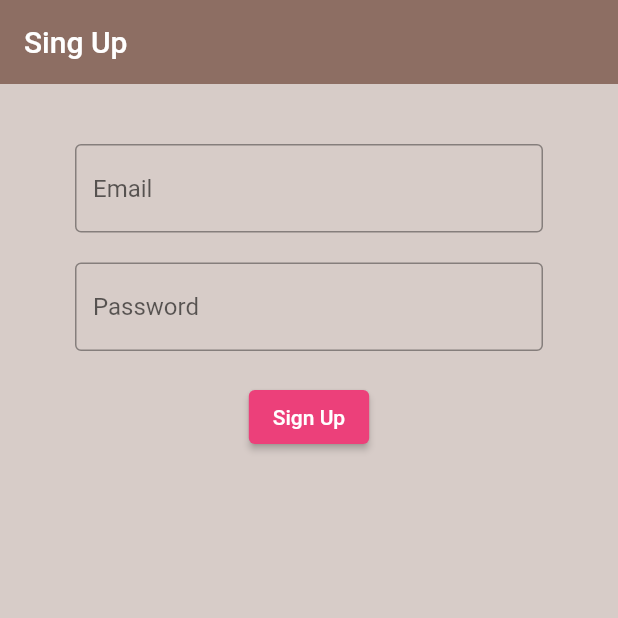
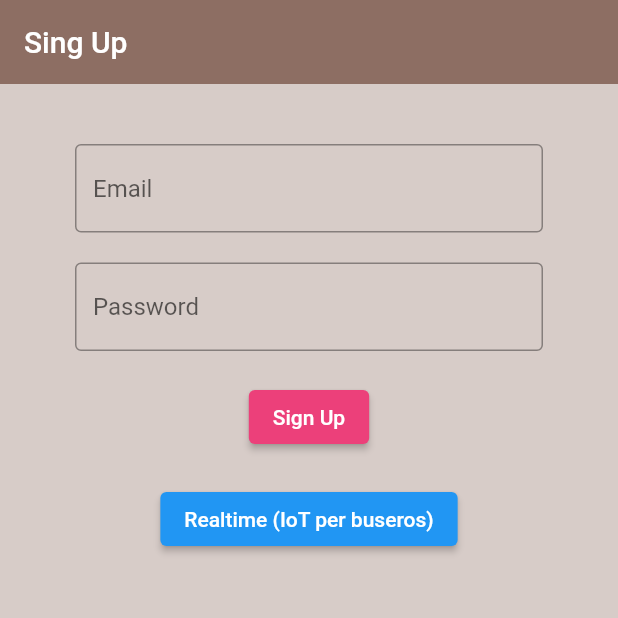
Before and after one commit to marti1999/RFID-bus, a Flutter app: the screen it shows after launch, on a phone screen of 412 x 824 dp, the top half of it. Run offline on Flutter 3.47's test engine with Material 2 defaults, Android fonts, the phone set to English and light mode, and no system bars; our stand-ins replace cloud_firestore, firebase_auth, firebase_core, firebase_database, flutter_form_builder, form_builder_validators and 4 more; accounts and stored records are empty; project files that could hold a hidden picture were left out.

Commit message:
feat: button reguster company

```diff
--- a/rfid_hackaton/lib/views/authenticate/register.dart
+++ b/rfid_hackaton/lib/views/authenticate/register.dart
@@ -1,6 +1,8 @@
 import 'package:flutter/material.dart';
 import 'package:rfid_hackaton/views/authenticate/sign_in.dart';
 import 'package:rfid_hackaton/services/auth.dart';
+
+import '../company/realtime_dashboard.dart';
 
 class Register extends StatefulWidget {
 
@@ -62,6 +64,14 @@ class _RegisterState extends State<Register> {
                       print(passwd);
                     },
                   ),
+                  SizedBox(height: 20),
+                  ElevatedButton(
+                    child: Text('Realtime (IoT per buseros)'),
+                    onPressed: () {
+                      Navigator.push(context, MaterialPageRoute(builder: (context) => const RealtimeDashboard(title: 'IoT Bus Company',)));
+
+                    },
+                  ),
                 ],
               )
             )
```
